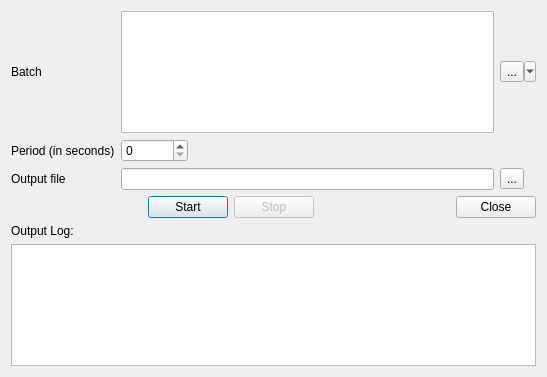
First picture: the form in forms/BatchProcessor.ui, repository elnicoCZ/qmodbus, before the edit.
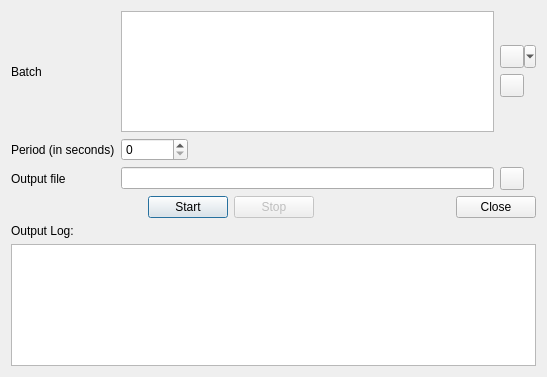
Second picture: the form after the edit. Icons and pictures are not drawn.

Commit message: #373: Save Batch File button added.

```diff
--- a/forms/BatchProcessor.ui
+++ b/forms/BatchProcessor.ui
@@ -68,8 +68,11 @@
      </item>
      <item row="3" column="4">
       <widget class="QToolButton" name="openOutputFileButton">
-       <property name="text">
-        <string>...</string>
+       <property name="toolTip">
+        <string>Select the output file path</string>
+       </property>
+       <property name="icon">
+        <iconset theme="document-open"/>
        </property>
       </widget>
      </item>
@@ -103,14 +106,57 @@
       </widget>
      </item>
      <item row="0" column="4">
-      <widget class="QToolButton" name="batchLoadBtn">
-       <property name="text">
-        <string>...</string>
-       </property>
-       <property name="popupMode">
-        <enum>QToolButton::MenuButtonPopup</enum>
-       </property>
-      </widget>
+      <layout class="QVBoxLayout" name="verticalLayout_2">
+       <item>
+        <spacer name="verticalSpacer">
+         <property name="orientation">
+          <enum>Qt::Vertical</enum>
+         </property>
+         <property name="sizeHint" stdset="0">
+          <size>
+           <width>20</width>
+           <height>40</height>
+          </size>
+         </property>
+        </spacer>
+       </item>
+       <item>
+        <widget class="QToolButton" name="batchLoadBtn">
+         <property name="toolTip">
+          <string>&lt;html&gt;&lt;head/&gt;&lt;body&gt;&lt;p&gt;Load the batch script from a &lt;span style=&quot; font-style:italic;&quot;&gt;qmb&lt;/span&gt; file&lt;/p&gt;&lt;/body&gt;&lt;/html&gt;</string>
+         </property>
+         <property name="icon">
+          <iconset theme="document-open"/>
+         </property>
+         <property name="popupMode">
+          <enum>QToolButton::MenuButtonPopup</enum>
+         </property>
+        </widget>
+       </item>
+       <item>
+        <widget class="QToolButton" name="batchSaveBtn">
+         <property name="toolTip">
+          <string>&lt;html&gt;&lt;head/&gt;&lt;body&gt;&lt;p&gt;Save the current batch script to a &lt;span style=&quot; font-style:italic;&quot;&gt;qmb&lt;/span&gt; file&lt;/p&gt;&lt;/body&gt;&lt;/html&gt;</string>
+         </property>
+         <property name="icon">
+          <iconset theme="document-save"/>
+         </property>
+        </widget>
+       </item>
+       <item>
+        <spacer name="verticalSpacer_2">
+         <property name="orientation">
+          <enum>Qt::Vertical</enum>
+         </property>
+         <property name="sizeHint" stdset="0">
+          <size>
+           <width>20</width>
+           <height>40</height>
+          </size>
+         </property>
+        </spacer>
+       </item>
+      </layout>
      </item>
     </layout>
    </item>
```
Left out of the diff: 33 changed lines with no effect on the pictures. The commit also changes 2 other files.
